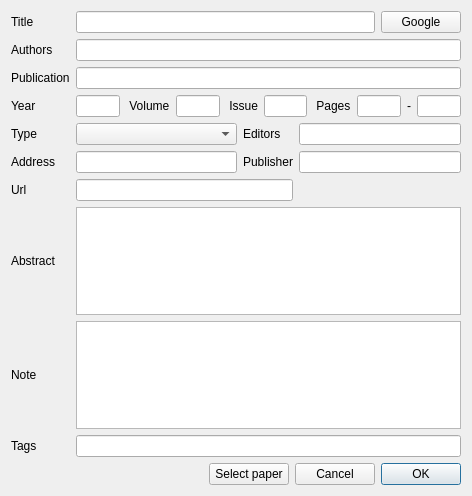
Old version of the form PaperDlg.ui in the repository congchenutd/papernet.
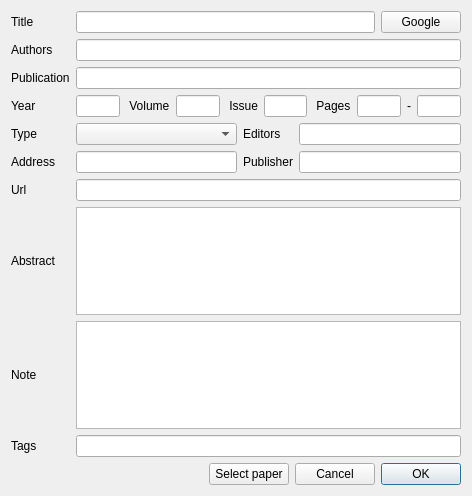
New version of the form. Custom widgets are drawn as their Qt base class.

Commit message: = Select paper button also rejects the dlg

The edit to the form file:
```diff
--- a/PaperDlg.ui
+++ b/PaperDlg.ui
@@ -136,9 +136,6 @@
      </property>
     </widget>
    </item>
-   <item row="6" column="1" colspan="2">
-    <widget class="MyLineEdit" name="leUrl"/>
-   </item>
    <item row="7" column="0">
     <widget class="QLabel" name="label_3">
      <property name="text">
@@ -230,6 +227,9 @@
    <item row="2" column="1" colspan="3">
     <widget class="MyLineEdit" name="lePublication"/>
    </item>
+   <item row="6" column="1" colspan="3">
+    <widget class="MyLineEdit" name="leUrl"/>
+   </item>
   </layout>
  </widget>
  <layoutdefault spacing="6" margin="11"/>
```
The commit also changes 1 other file.
